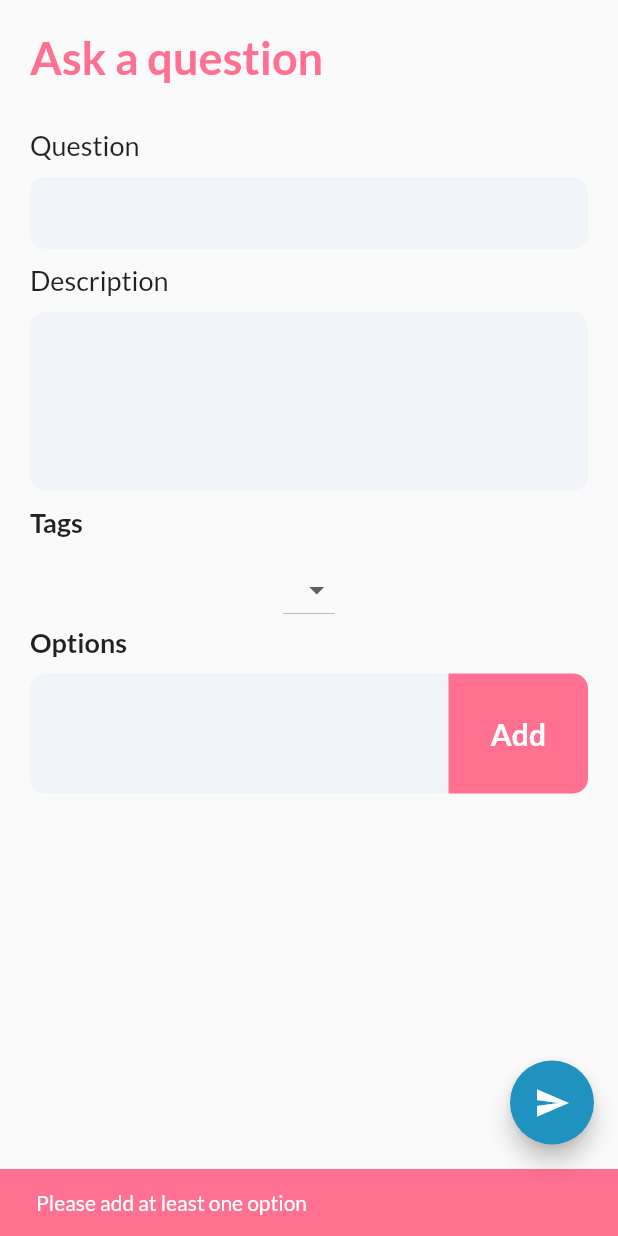
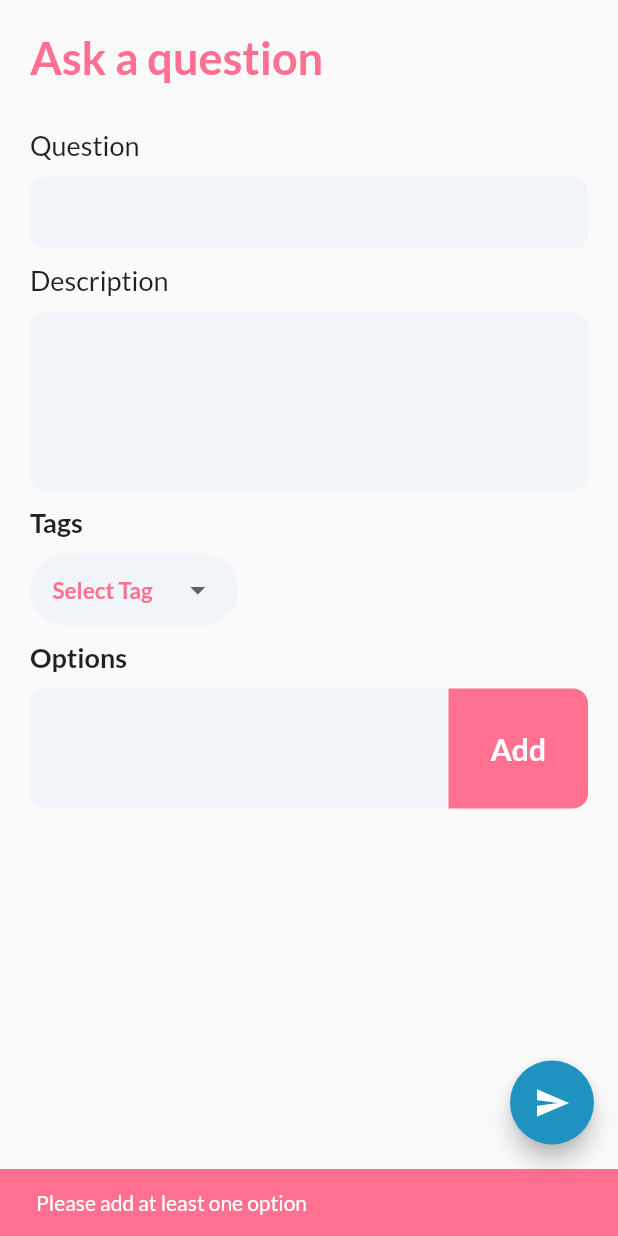
Before and after one commit to Isaac-Tong/selectionphobia-mobile, a Flutter app: the AskQuestion screen opened directly, after a tap on the "send" icon, on a phone screen of 412 x 824 dp. Run offline on Flutter 3.47's test engine with Material 2 defaults, Android fonts, the phone set to English and light mode, and no system bars; our stand-ins replace carousel_slider, percent_indicator, shared_preferences, shimmer; accounts and stored records are empty.

Commit message:
Implemeneted tags functionality to askQuestion. Validity checks for all options are completed.

```diff
--- a/lib/networking/askQuestion.dart
+++ b/lib/networking/askQuestion.dart
@@ -2,7 +2,7 @@ import 'package:http/http.dart' as http;
 import 'dart:convert';
 import 'package:shared_preferences/shared_preferences.dart';
 
-void askQuestion(String question, String description, List cards) async {
+void askQuestion(String question, String description, List cards, String tag) async {
 
   print(cards);
   //Get the token from shared preferences
@@ -25,6 +25,7 @@ void askQuestion(String question, String description, List cards) async {
         'title': question,
         'description': description,
         'options': cards,
+        'tags': tag,
       })
   );
 
--- a/lib/screens/askQuestion_screen.dart
+++ b/lib/screens/askQuestion_screen.dart
@@ -11,14 +11,17 @@ class AskQuestion extends StatefulWidget {
 
 class _AskQuestionState extends State<AskQuestion> {
 
+
+
   //TEST PAGE
   List cards = [];
 
-  List item = [DropdownMenuItem(value: 'abc',child: Text('Hello'))];
+  String dropdownValue;
 
 
   //Call this function to create a new option menu
   Widget createOptionMenu(String optionText, int counter){
+
     return Padding(
       padding: const EdgeInsets.only(top: 20),
       child: ConstrainedBox(
@@ -101,10 +104,7 @@ class _AskQuestionState extends State<AskQuestion> {
       return optionMenu[index];
     });
   }
-  //Remove children
-  void removeChildren(String text){
 
-  }
 
 
   int optionMenuCounter = 0;
@@ -179,8 +179,21 @@ class _AskQuestionState extends State<AskQuestion> {
               Scaffold.of(context).showSnackBar(noItems);
               return;
             }
+            if(dropdownValue == null){
+              SnackBar noItems = SnackBar(
+                content: Text(
+                  'Please select a tag',
+                  style: TextStyle(
+                    fontFamily: 'Lato',
+                  ),
+                ),
+                backgroundColor: pinkColor,
+              );
+              Scaffold.of(context).showSnackBar(noItems);
+              return;
+            }
 
-          askQuestion(question, description, cards);
+          askQuestion(question, description, cards, dropdownValue);
           Navigator.pop(context);
           },
         );
@@ -313,16 +326,53 @@ class _AskQuestionState extends State<AskQuestion> {
                   SizedBox(
                     height: 10,
                   ),
-                  DropdownButton<String>(
-                    items: <String>['A', 'B', 'C', 'D'].map((String value) {
-                      return new DropdownMenuItem<String>(
-                        value: value,
-                        child: new Text(value),
-                      );
-                    }).toList(),
-                    onChanged: (_) {},
+                  Row(
+                    mainAxisAlignment: MainAxisAlignment.start,
+                    children: <Widget>[
+                      Container(
+                        padding: EdgeInsets.symmetric(horizontal: 15),
+                        decoration: BoxDecoration(
+                          color: gradientColor,
+                          borderRadius: BorderRadius.all(Radius.circular(40)),
+                        ),
+                        child: DropdownButtonHideUnderline(
+                          child: DropdownButton<String>(
+                            hint: Text(
+                              'Select Tag',
+                              style: TextStyle(
+                                color: pinkColor,
+                                fontSize: 15,
+                                fontWeight: FontWeight.bold,
+                              ),
+                            ),
+                            value: dropdownValue,
+                            iconSize: 24,
+                            elevation: 2,
+                            style: TextStyle(
+                              fontFamily: 'Lato',
+                              fontWeight: FontWeight.bold,
+                              color: pinkColor,
+                            ),
+                            onChanged: (String newValue) {
+                              setState(() {
+                                dropdownValue = newValue;
+                              });
+                            },
+                            items: <String>['Relationships', 'Lifestyle', 'Sports', 'Science', 'Comedy', 'Travel', 'Family', 'School', 'Work', 'Politics', 'Other']
+                                .map<DropdownMenuItem<String>>((String value) {
+                              return DropdownMenuItem<String>(
+                                value: value,
+                                child: Text(value),
+                              );
+                            }).toList(),
+                          ),
+                        ),
+                      ),
+                    ],
                   ),
-
+                  SizedBox(
+                    height: 10,
+                  ),
                   Row(
                     mainAxisAlignment: MainAxisAlignment.start,
                     children: <Widget>[
```
